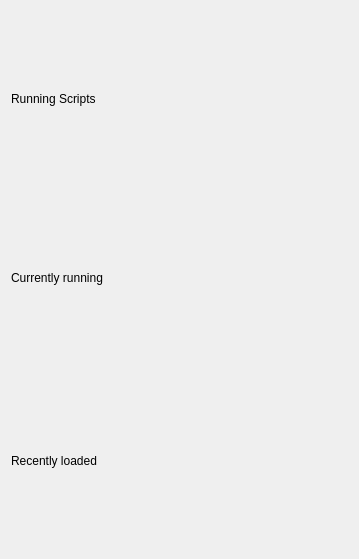
This is interface/ui/scriptOptions.ui in Chris7/hifi as Qt 5 draws it before an edit. The edited form follows.
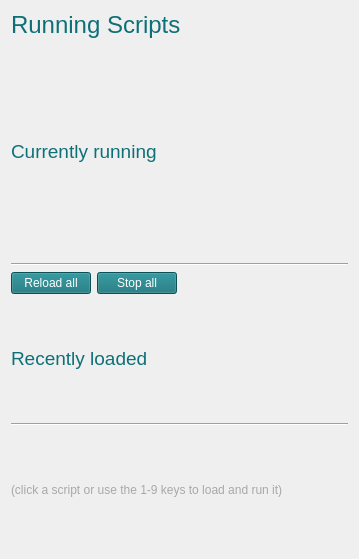
This is the edited form. Icons and pictures are not drawn.

Commit message: Script interface made to look nice, script reloading and killing functional. Need to work out the caching

The edit to the form file:
```diff
--- a/interface/ui/scriptOptions.ui
+++ b/interface/ui/scriptOptions.ui
@@ -13,28 +13,53 @@
   <property name="windowTitle">
    <string>Form</string>
   </property>
-  <layout class="QVBoxLayout" name="verticalLayout_2">
+  <layout class="QVBoxLayout" name="verticalLayout_2" stretch="0,1,1">
+   <property name="sizeConstraint">
+    <enum>QLayout::SetDefaultConstraint</enum>
+   </property>
    <item>
-    <layout class="QHBoxLayout" name="horizontalLayout">
+    <layout class="QHBoxLayout" name="headerLayout" stretch="0,0">
+     <property name="spacing">
+      <number>0</number>
+     </property>
+     <property name="sizeConstraint">
+      <enum>QLayout::SetMaximumSize</enum>
+     </property>
      <item>
       <widget class="QLabel" name="runningScriptsLabel">
        <property name="sizePolicy">
-        <sizepolicy hsizetype="Minimum" vsizetype="Minimum">
+        <sizepolicy hsizetype="Maximum" vsizetype="Maximum">
          <horstretch>0</horstretch>
          <verstretch>0</verstretch>
         </sizepolicy>
        </property>
        <property name="minimumSize">
         <size>
-         <width>287</width>
-         <height>176</height>
+         <width>0</width>
+         <height>0</height>
+        </size>
+       </property>
+       <property name="maximumSize">
+        <size>
+         <width>9999</width>
+         <height>9999</height>
+        </size>
+       </property>
+       <property name="baseSize">
+        <size>
+         <width>0</width>
+         <height>0</height>
         </size>
        </property>
        <property name="font">
         <font>
          <family>Helvetica</family>
+         <pointsize>18</pointsize>
         </font>
        </property>
+       <property name="styleSheet">
+        <string notr="true">color: rgb(14,112,119);</string>
+       </property>
        <property name="text">
         <string>Running Scripts</string>
        </property>
@@ -44,51 +69,183 @@
       </widget>
      </item>
      <item>
-      <widget class="QLabel" name="scriptOptionsClose">
+      <widget class="QPushButton" name="scriptOptionsClose">
+       <property name="sizePolicy">
+        <sizepolicy hsizetype="Maximum" vsizetype="Maximum">
+         <horstretch>0</horstretch>
+         <verstretch>0</verstretch>
+        </sizepolicy>
+       </property>
+       <property name="minimumSize">
+        <size>
+         <width>16</width>
+         <height>16</height>
+        </size>
+       </property>
+       <property name="maximumSize">
+        <size>
+         <width>16</width>
+         <height>16</height>
+        </size>
+       </property>
+       <property name="baseSize">
+        <size>
+         <width>16</width>
+         <height>16</height>
+        </size>
+       </property>
+       <property name="focusPolicy">
+        <enum>Qt::NoFocus</enum>
+       </property>
        <property name="text">
         <string/>
        </property>
        <property name="pixmap">
         <pixmap resource="../resources/resources.qrc">:/images/close.svg</pixmap>
        </property>
-       <property name="alignment">
-        <set>Qt::AlignRight|Qt::AlignTop|Qt::AlignTrailing</set>
+       <property name="flat">
+        <bool>true</bool>
        </property>
       </widget>
      </item>
     </layout>
    </item>
    <item>
-    <layout class="QVBoxLayout" name="verticalLayout">
+    <layout class="QVBoxLayout" name="verticalLayout" stretch="0,0,1,0">
      <item>
-      <layout class="QVBoxLayout" name="currentlyRunning">
+      <widget class="QLabel" name="currentlyRunningLabel">
+       <property name="font">
+        <font>
+         <family>Helvetica</family>
+         <pointsize>14</pointsize>
+        </font>
+       </property>
+       <property name="styleSheet">
+        <string notr="true">color: rgb(14,112,119);</string>
+       </property>
+       <property name="text">
+        <string>Currently running</string>
+       </property>
+      </widget>
+     </item>
+     <item>
+      <widget class="Line" name="line">
+       <property name="orientation">
+        <enum>Qt::Horizontal</enum>
+       </property>
+      </widget>
+     </item>
+     <item>
+      <layout class="QVBoxLayout" name="currentlyRunning" stretch=""/>
+     </item>
+     <item>
+      <layout class="QHBoxLayout" name="horizontalLayout_2">
        <item>
-        <widget class="QLabel" name="currentlyRunningLabel">
+        <widget class="QPushButton" name="reloadAllButton">
+         <property name="sizePolicy">
+          <sizepolicy hsizetype="Minimum" vsizetype="Fixed">
+           <horstretch>0</horstretch>
+           <verstretch>0</verstretch>
+          </sizepolicy>
+         </property>
+         <property name="focusPolicy">
+          <enum>Qt::NoFocus</enum>
+         </property>
+         <property name="styleSheet">
+          <string notr="true">background-color: rgb(14, 112, 119);
+color: white;</string>
+         </property>
          <property name="text">
-          <string>Currently running</string>
+          <string>Reload all</string>
          </property>
+         <property name="icon">
+          <iconset resource="../resources/resources.qrc">
+           <normaloff>:/icons/reload.svg</normaloff>:/icons/reload.svg</iconset>
+         </property>
+         <property name="autoDefault">
+          <bool>false</bool>
+         </property>
+         <property name="default">
+          <bool>false</bool>
+         </property>
+         <property name="flat">
+          <bool>false</bool>
+         </property>
         </widget>
        </item>
        <item>
-        <widget class="QDialogButtonBox" name="scriptControls">
-         <property name="standardButtons">
-          <set>QDialogButtonBox::NoButton</set>
+        <widget class="QPushButton" name="stopAllButton">
+         <property name="focusPolicy">
+          <enum>Qt::NoFocus</enum>
          </property>
+         <property name="styleSheet">
+          <string notr="true">background-color: rgb(14, 112, 119);
+color: white;</string>
+         </property>
+         <property name="text">
+          <string>Stop all</string>
+         </property>
+         <property name="icon">
+          <iconset resource="../resources/resources.qrc">
+           <normaloff>:/icons/stop.svg</normaloff>:/icons/stop.svg</iconset>
+         </property>
         </widget>
        </item>
+       <item>
+        <spacer name="horizontalSpacer">
+         <property name="orientation">
+          <enum>Qt::Horizontal</enum>
+         </property>
+         <property name="sizeHint" stdset="0">
+          <size>
+           <width>40</width>
+           <height>20</height>
+          </size>
+         </property>
+        </spacer>
+       </item>
       </layout>
      </item>
     </layout>
    </item>
    <item>
-    <layout class="QVBoxLayout" name="recentScripts">
+    <layout class="QVBoxLayout" name="recentScriptsLayout" stretch="0,0,1,0">
      <item>
       <widget class="QLabel" name="recentScriptsLabel">
+       <property name="font">
+        <font>
+         <family>Helvetica</family>
+         <pointsize>14</pointsize>
+        </font>
+       </property>
+       <property name="styleSheet">
+        <string notr="true">color: rgb(14,112,119);</string>
+       </property>
        <property name="text">
         <string>Recently loaded</string>
        </property>
       </widget>
      </item>
+     <item>
+      <widget class="Line" name="line_3">
+       <property name="orientation">
+        <enum>Qt::Horizontal</enum>
+       </property>
+      </widget>
+     </item>
+     <item>
+      <layout class="QVBoxLayout" name="recentScripts"/>
+     </item>
+     <item>
+      <widget class="QLabel" name="label">
+       <property name="styleSheet">
+        <string notr="true">color: rgb(168, 168, 168);</string>
+       </property>
+       <property name="text">
+        <string>(click a script or use the 1-9 keys to load and run it)</string>
+       </property>
+      </widget>
+     </item>
     </layout>
    </item>
   </layout>
```
Left out of the diff: 5 changed lines with no effect on the pictures. The commit also changes 6 other files.
